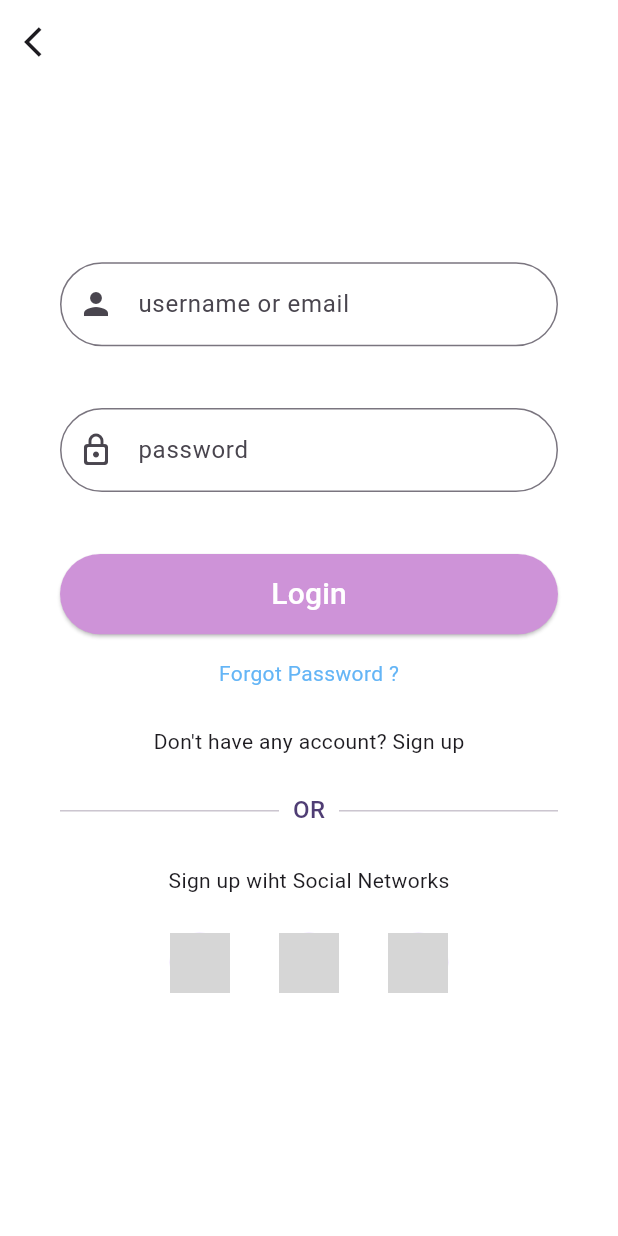
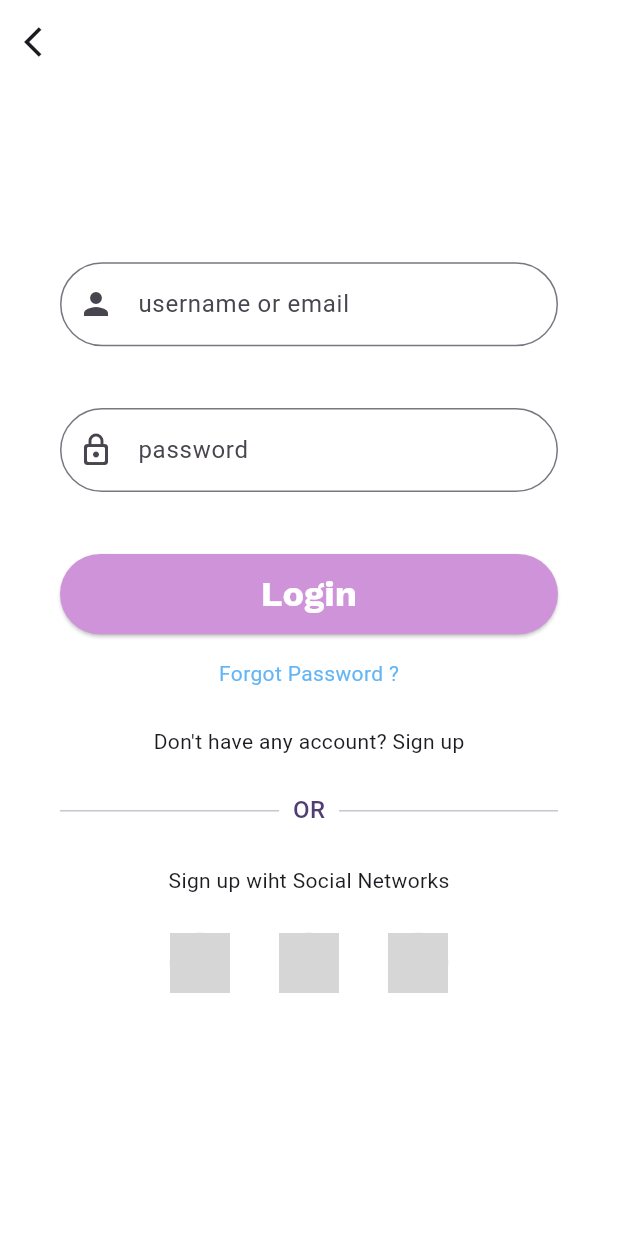
Before and after one commit to sijalneupane/flutter_app_1, a Flutter app: the screen it shows after launch, on a phone screen of 412 x 824 dp. Run offline on Flutter 3.47's test engine with Material 3 defaults, Android fonts, the phone set to English and light mode, and no system bars; our stand-ins replace font_awesome_flutter, google_fonts, readmore; network calls fail; grey boxes are pictures that could not be loaded.

Commit message:
updated login

```diff
--- a/lib/login.dart
+++ b/lib/login.dart
@@ -1,4 +1,5 @@
 import 'package:flutter/material.dart';
+import 'package:google_fonts/google_fonts.dart';
 
 class Login extends StatelessWidget {
   Login({super.key});
@@ -50,7 +51,11 @@ class Login extends StatelessWidget {
                 onPressed: () {},
                 child: Text(
                   "Login",
-                  style: TextStyle(fontSize: 20),
+                  // style: TextStyle(fontSize: 20,),
+                style: GoogleFonts.workSans(
+                  fontSize: 24,
+                  fontWeight: FontWeight.bold
+                ),
                 ),
                 style: ElevatedButton.styleFrom(
                   backgroundColor: Colors.purple[200],
```
